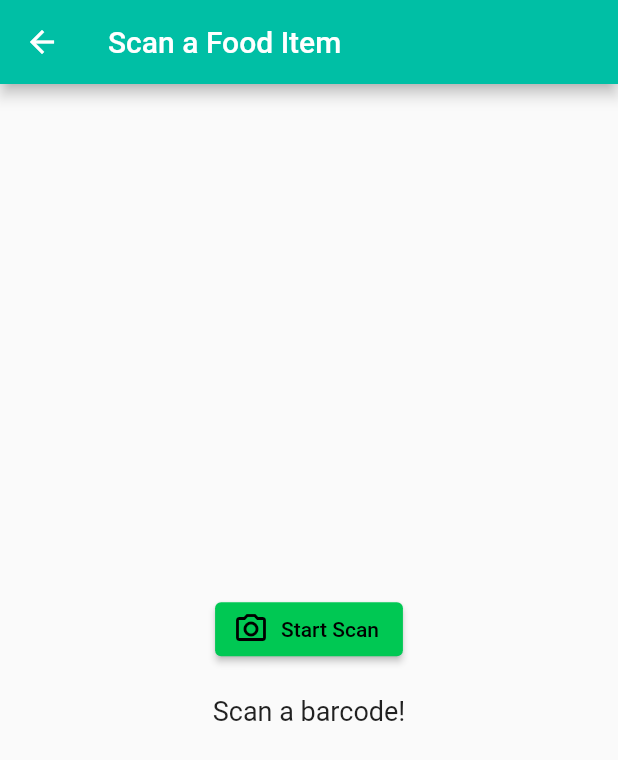
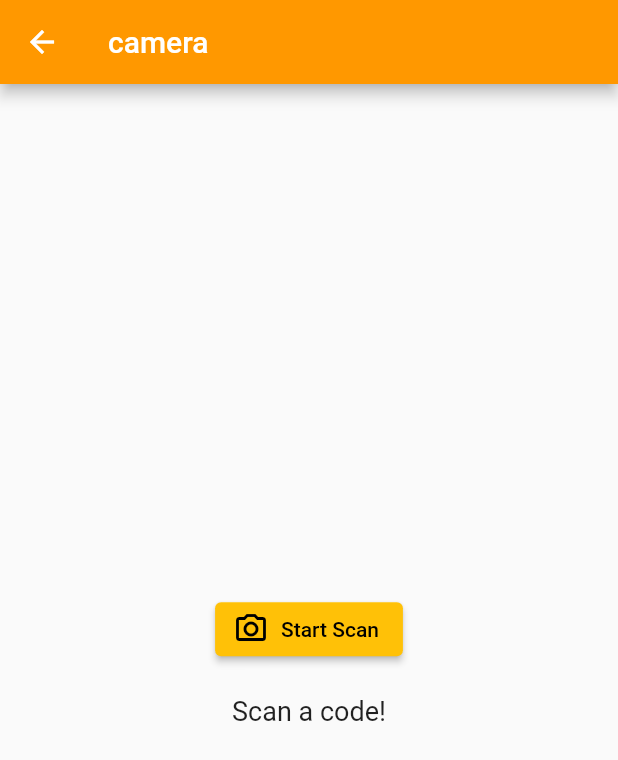
Before and after one commit to jasoninirio/Software-Miniproject, a Flutter app: the CameraPage screen opened by its route, on a phone screen of 412 x 824 dp. Shown: the top 760 px of the screen. Run offline on Flutter 3.47's test engine with Material 2 defaults, Android fonts, the phone set to English and light mode, and no system bars; missing offline and left inert: flutter_barcode_scanner.

Commit message:
Revert "Making some modifications to aesthetic"
This reverts commit f0ed9679e30a0d1bcf9b5b773777cca297871408.

```diff
--- a/healthi_app/lib/main.dart
+++ b/healthi_app/lib/main.dart
@@ -62,15 +62,16 @@ class _CameraPageState extends State<CameraPage> {
   Widget build(BuildContext context) {
     return Scaffold(
       appBar: AppBar(
-          title: Text('Scan a Food Item'),
-          backgroundColor: Colors.tealAccent[700]),
+        title: Text('camera'),
+        backgroundColor: Colors.orange,
+      ),
       body: Center(
         child: Column(
           mainAxisAlignment: MainAxisAlignment.center,
           children: <Widget>[
             ElevatedButton.icon(
               style: ElevatedButton.styleFrom(
-                  primary: Colors.greenAccent[700], onPrimary: Colors.black),
+                  primary: Colors.amber, onPrimary: Colors.black),
               icon: Icon(Icons.camera_alt_outlined),
               label: Text('Start Scan'),
               onPressed: scanBarcode,
@@ -78,7 +79,7 @@ class _CameraPageState extends State<CameraPage> {
             SizedBox(height: 20),
             Text(
               scanResult == null
-                  ? 'Scan a barcode!'
+                  ? 'Scan a code!'
                   : 'Your scanned result: $scanResult',
               style: TextStyle(fontSize: 18),
             )
```
